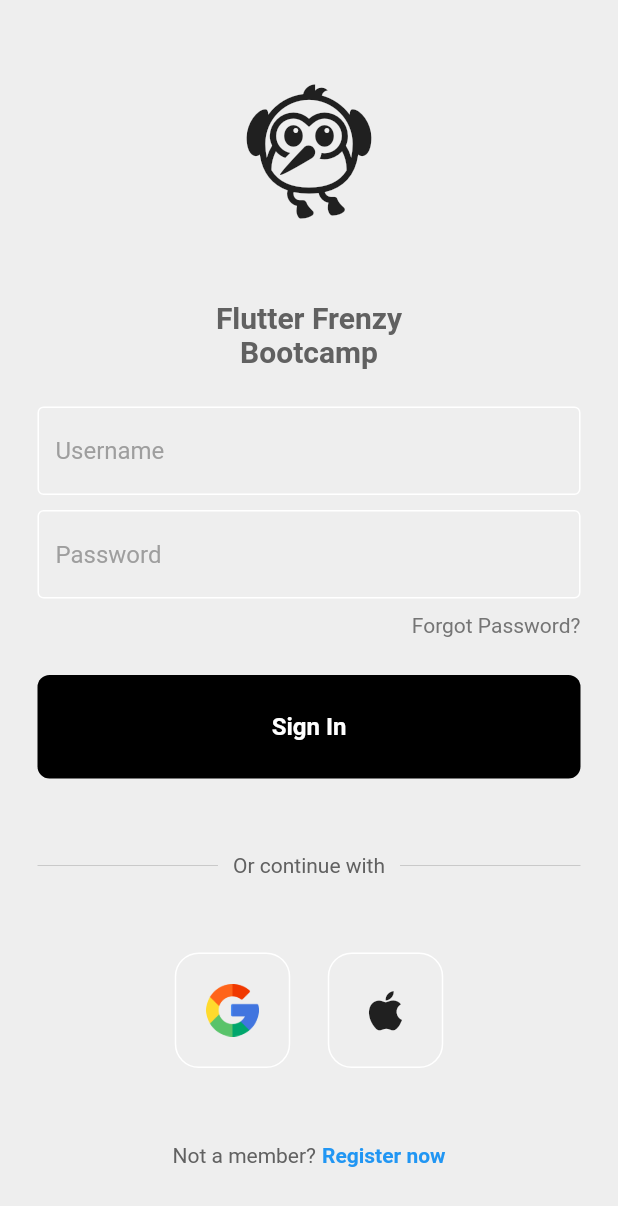
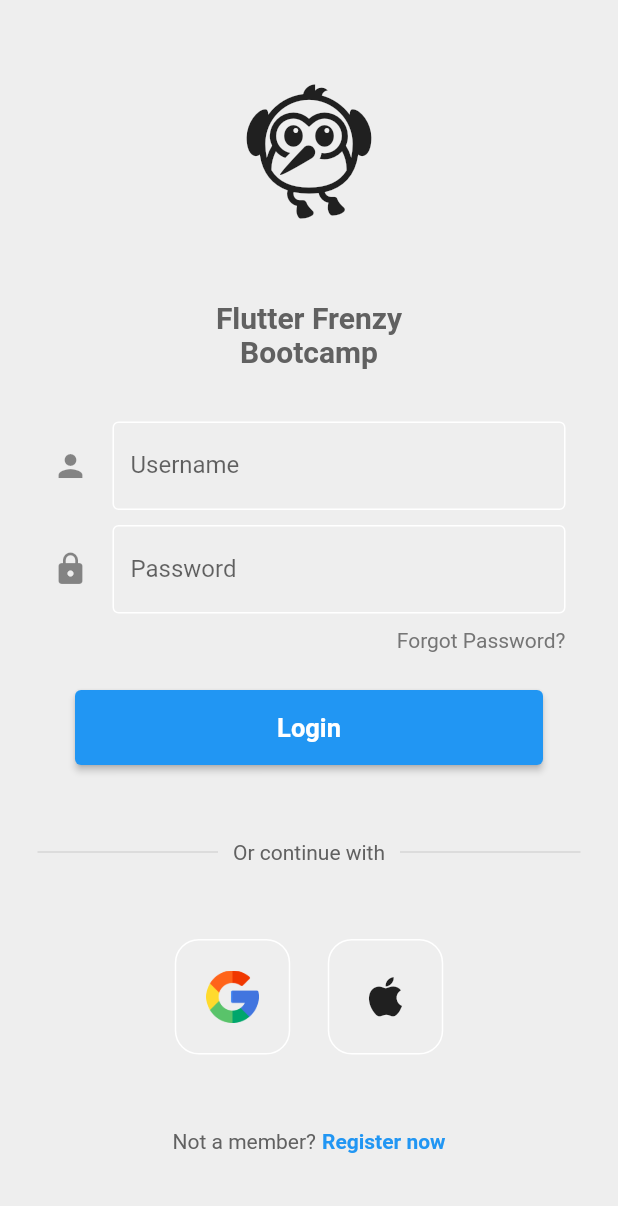
Before and after one commit to Laikaiyong/Flutter-Frenzy-Challenges, a Flutter app: the screen it shows after launch, on a phone screen of 412 x 824 dp. Shown: the top 1206 px of the screen. Run offline on Flutter 3.47's test engine with Material 2 defaults, Android fonts, the phone set to English and light mode, and no system bars.

Commit message:
Stateful form control

```diff
--- /dev/null
+++ b/lib/components/form/custom_form_submit_button.dart
@@ -0,0 +1,24 @@
+import 'package:flutter/material.dart';
+
+class CustomSubmitButton extends StatelessWidget {
+  Function()? onpressTrigger;
+  String buttonLabel;
+
+  CustomSubmitButton(this.onpressTrigger, this.buttonLabel, {super.key});
+
+  @override
+  Widget build(BuildContext context) {
+    return Container(
+        margin: const EdgeInsets.symmetric(horizontal: 40),
+        height: 50,
+        width: double.infinity,
+        child: ElevatedButton(
+          style: const ButtonStyle(
+              backgroundColor: MaterialStatePropertyAll<Color>(Colors.blue),
+              textStyle: MaterialStatePropertyAll<TextStyle>(
+                  TextStyle(fontSize: 17, fontWeight: FontWeight.w600))),
+          onPressed: onpressTrigger,
+          child: Text(buttonLabel),
+        ));
+  }
+}
--- /dev/null
+++ b/lib/components/form/custom_form_text_field.dart
@@ -0,0 +1,44 @@
+import 'package:flutter/material.dart';
+import 'package:flutter/services.dart';
+
+class CustomFormTextField extends StatelessWidget {
+  final TextEditingController controller;
+  final String hintText;
+  final String labelText;
+  final bool obscureText;
+  final IconData inputIcon;
+
+  const CustomFormTextField(
+      {super.key,
+      required this.controller,
+      required this.hintText,
+      required this.labelText,
+      required this.obscureText,
+      required this.inputIcon});
+
+  @override
+  Widget build(BuildContext context) {
+    return Padding(
+        padding: const EdgeInsets.symmetric(horizontal: 25.0),
+        child: TextFormField(
+          controller: controller,
+          obscureText: obscureText,
+          decoration: InputDecoration(
+              enabledBorder: const OutlineInputBorder(
+                borderSide: BorderSide(color: Colors.white),
+              ),
+              icon: Icon(inputIcon),
+              hintText: hintText,
+              labelText: labelText,
+              focusedBorder: OutlineInputBorder(
+                borderSide: BorderSide(color: Colors.grey.shade400),
+              ),
+              fillColor: Colors.grey.shade200,
+              filled: true,
+              hintStyle: TextStyle(color: Colors.grey[500])),
+          validator: (String? value) {
+            return (value!.isEmpty) ? 'Enter value' : null;
+          },
+        ));
+  }
+}
--- /dev/null
+++ b/lib/forms/login_form.dart
@@ -0,0 +1,72 @@
+import 'package:flutter/cupertino.dart';
+import 'package:flutter/material.dart';
+import '../components/form/custom_form_text_field.dart';
+import '../components/form/custom_form_submit_button.dart';
+
+class LoginForm extends StatefulWidget {
+  TextEditingController usernameController;
+  TextEditingController passwordController;
+  LoginForm(this.usernameController, this.passwordController, {super.key});
+
+  @override
+  State<LoginForm> createState() => _LoginFormState();
+}
+
+class _LoginFormState extends State<LoginForm> {
+  final _formKey = GlobalKey<FormState>();
+
+  @override
+  Widget build(BuildContext context) {
+    return Form(
+      key: _formKey,
+      child: Column(
+        crossAxisAlignment: CrossAxisAlignment.start,
+        children: <Widget>[
+          // username textfield
+          CustomFormTextField(
+              controller: widget.usernameController,
+              hintText: 'Enter Username',
+              labelText: 'Username',
+              obscureText: false,
+              inputIcon: Icons.person),
+
+          const SizedBox(height: 10),
+
+          // password textfield
+          CustomFormTextField(
+              controller: widget.passwordController,
+              hintText: 'Enter Password',
+              labelText: 'Password',
+              obscureText: true,
+              inputIcon: Icons.lock),
+
+          const SizedBox(height: 10),
+
+          // forgot password?
+          Padding(
+            padding: const EdgeInsets.symmetric(horizontal: 25.0),
+            child: Row(
+              mainAxisAlignment: MainAxisAlignment.end,
+              children: [
+                Text(
+                  'Forgot Password?',
+                  style: TextStyle(color: Colors.grey[600]),
+                ),
+              ],
+            ),
+          ),
+
+          const SizedBox(height: 25),
+
+          CustomSubmitButton(() {
+            if (_formKey.currentState!.validate()) {
+              ScaffoldMessenger.of(context).showSnackBar(
+                const SnackBar(content: Text('Processing Data')),
+              );
+            }
+          }, 'Login')
+        ],
+      ),
+    );
+  }
+}
--- a/lib/pages/login_page.dart
+++ b/lib/pages/login_page.dart
@@ -4,9 +4,23 @@ import 'package:flutter/src/widgets/placeholder.dart';
 import '../components/custom_button.dart';
 import '../components/custom_image_square_tile.dart';
 import '../components/form/custom_text_field.dart';
+import '../forms/login_form.dart';
 
-class LoginPage extends StatelessWidget {
+class LoginPage extends StatefulWidget {
   LoginPage({super.key});
+
+  @override
+  State<LoginPage> createState() => _LoginPageState();
+}
+
+class _LoginPageState extends State<LoginPage> {
+  bool _active = false;
+
+  void _handleTapboxChanged(bool newValue) {
+    setState(() {
+      _active = newValue;
+    });
+  }
 
   // text editing controllers
   final usernameController = TextEditingController();
@@ -50,43 +64,9 @@ class LoginPage extends StatelessWidget {
                 height: 25,
               ),
 
-              // username textfield
-              CustomTextField(
-                controller: usernameController,
-                hintText: 'Username',
-                obscureText: false,
-              ),
-
-              const SizedBox(height: 10),
-
-              // password textfield
-              CustomTextField(
-                controller: passwordController,
-                hintText: 'Password',
-                obscureText: true,
-              ),
-
-              const SizedBox(height: 10),
-
-              // forgot password?
-              Padding(
-                padding: const EdgeInsets.symmetric(horizontal: 25.0),
-                child: Row(
-                  mainAxisAlignment: MainAxisAlignment.end,
-                  children: [
-                    Text(
-                      'Forgot Password?',
-                      style: TextStyle(color: Colors.grey[600]),
-                    ),
-                  ],
-                ),
-              ),
-
-              const SizedBox(height: 25),
-
-              // sign in button
-              CustomButton(
-                onTap: signUserIn,
+              Container(
+                margin: EdgeInsets.only(top: 10, left: 10, right: 10),
+                child: LoginForm(usernameController, passwordController),
               ),
 
               const SizedBox(height: 50),
```
